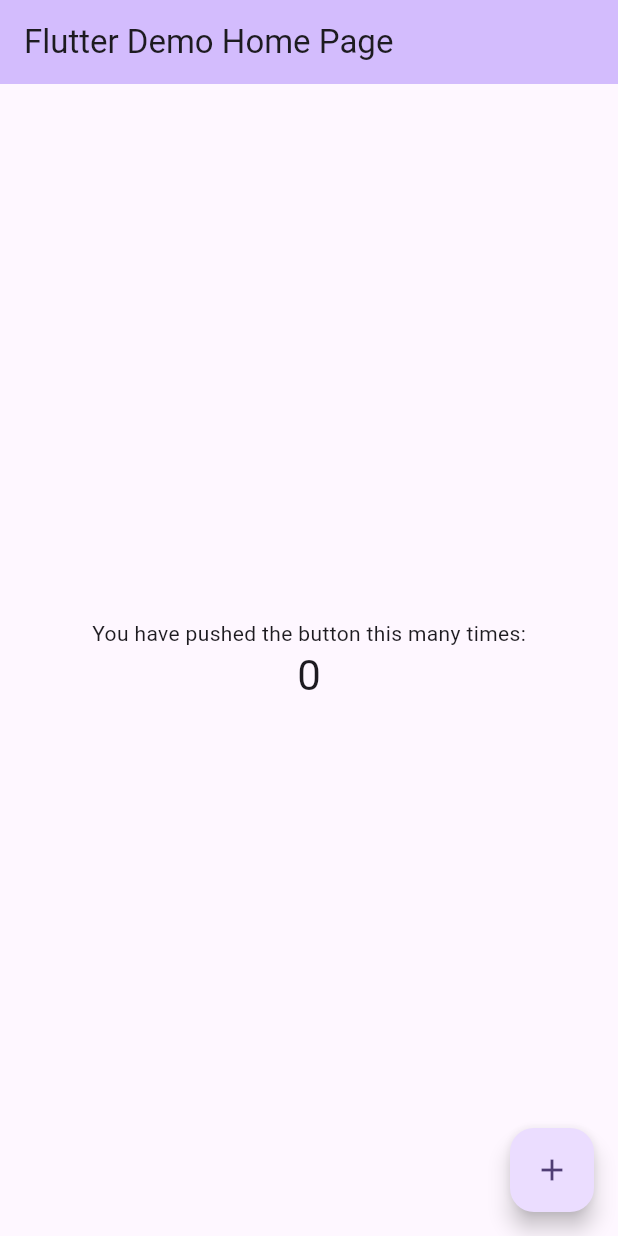
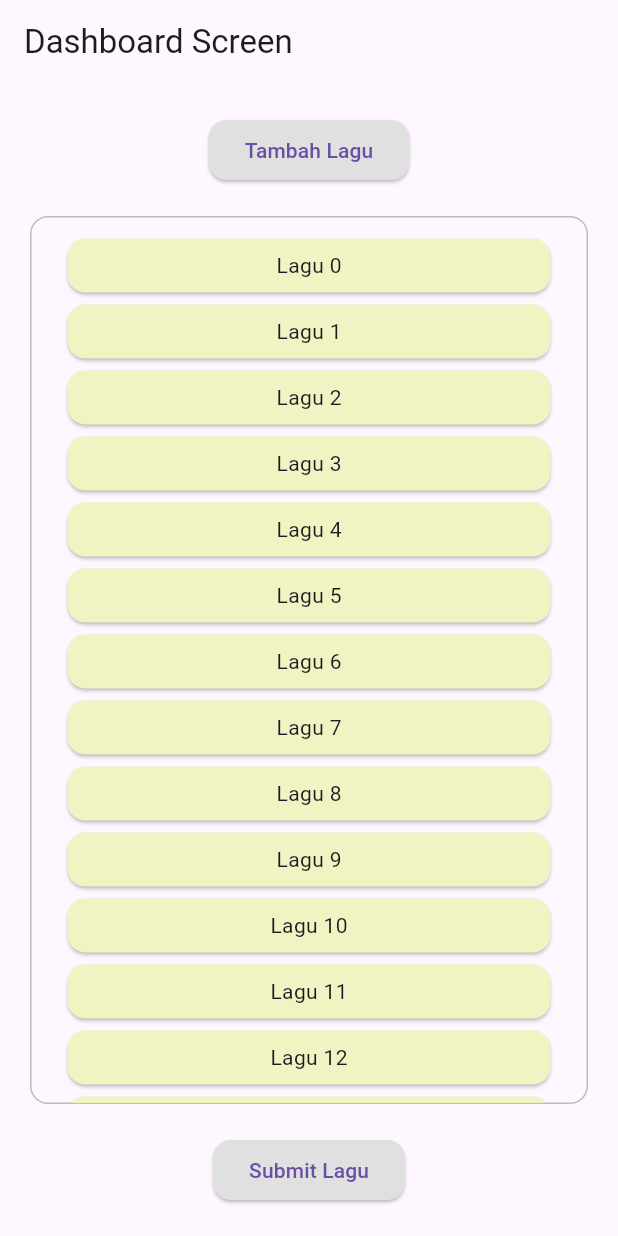
Before and after one commit to Fertilitas/Playlist-Creator, a Flutter app: the screen it shows after launch, on a phone screen of 412 x 824 dp. Run offline on Flutter 3.47's test engine with Material 3 defaults, Android fonts, the phone set to English and light mode, and no system bars.

Commit message:
create dashboard ui and orderable list view

```diff
--- a/lib/main.dart
+++ b/lib/main.dart
@@ -1,4 +1,5 @@
 import 'package:flutter/material.dart';
+import 'package:playlist_creator/presentation/dashboard/screen/dashboard_screen.dart';
 
 void main() {
   runApp(const MyApp());
@@ -7,119 +8,10 @@
 class MyApp extends StatelessWidget {
   const MyApp({super.key});
 
-  // This widget is the root of your application.
   @override
   Widget build(BuildContext context) {
-    return MaterialApp(
-      title: 'Flutter Demo',
-      theme: ThemeData(
-        // This is the theme of your application.
-        //
-        // TRY THIS: Try running your application with "flutter run". You'll see
-        // the application has a purple toolbar. Then, without quitting the app,
-        // try changing the seedColor in the colorScheme below to Colors.green
-        // and then invoke "hot reload" (save your changes or press the "hot
-        // reload" button in a Flutter-supported IDE, or press "r" if you used
-        // the command line to start the app).
-        //
-        // Notice that the counter didn't reset back to zero; the application
-        // state is not lost during the reload. To reset the state, use hot
-        // restart instead.
-        //
-        // This works for code too, not just values: Most code changes can be
-        // tested with just a hot reload.
-        colorScheme: ColorScheme.fromSeed(seedColor: Colors.deepPurple),
-        useMaterial3: true,
-      ),
-      home: const MyHomePage(title: 'Flutter Demo Home Page'),
+    return const MaterialApp(
+      home: DashboardScreen(),
     );
   }
 }
-
-class MyHomePage extends StatefulWidget {
-  const MyHomePage({super.key, required this.title});
-
-  // This widget is the home page of your application. It is stateful, meaning
-  // that it has a State object (defined below) that contains fields that affect
-  // how it looks.
-
-  // This class is the configuration for the state. It holds the values (in this
-  // case the title) provided by the parent (in this case the App widget) and
-  // used by the build method of the State. Fields in a Widget subclass are
-  // always marked "final".
-
-  final String title;
-
-  @override
-  State<MyHomePage> createState() => _MyHomePageState();
-}
-
-class _MyHomePageState extends State<MyHomePage> {
-  int _counter = 0;
-
-  void _incrementCounter() {
-    setState(() {
-      // This call to setState tells the Flutter framework that something has
-      // changed in this State, which causes it to rerun the build method below
-      // so that the display can reflect the updated values. If we changed
-      // _counter without calling setState(), then the build method would not be
-      // called again, and so nothing would appear to happen.
-      _counter++;
-    });
-  }
-
-  @override
-  Widget build(BuildContext context) {
-    // This method is rerun every time setState is called, for instance as done
-    // by the _incrementCounter method above.
-    //
-    // The Flutter framework has been optimized to make rerunning build methods
-    // fast, so that you can just rebuild anything that needs updating rather
-    // than having to individually change instances of widgets.
-    return Scaffold(
-      appBar: AppBar(
-        // TRY THIS: Try changing the color here to a specific color (to
-        // Colors.amber, perhaps?) and trigger a hot reload to see the AppBar
-        // change color while the other colors stay the same.
-        backgroundColor: Theme.of(context).colorScheme.inversePrimary,
-        // Here we take the value from the MyHomePage object that was created by
-        // the App.build method, and use it to set our appbar title.
-        title: Text(widget.title),
-      ),
-      body: Center(
-        // Center is a layout widget. It takes a single child and positions it
-        // in the middle of the parent.
-        child: Column(
-          // Column is also a layout widget. It takes a list of children and
-          // arranges them vertically. By default, it sizes itself to fit its
-          // children horizontally, and tries to be as tall as its parent.
-          //
-          // Column has various properties to control how it sizes itself and
-          // how it positions its children. Here we use mainAxisAlignment to
-          // center the children vertically; the main axis here is the vertical
-          // axis because Columns are vertical (the cross axis would be
-          // horizontal).
-          //
-          // TRY THIS: Invoke "debug painting" (choose the "Toggle Debug Paint"
-          // action in the IDE, or press "p" in the console), to see the
-          // wireframe for each widget.
-          mainAxisAlignment: MainAxisAlignment.center,
-          children: <Widget>[
-            const Text(
-              'You have pushed the button this many times:',
-            ),
-            Text(
-              '$_counter',
-              style: Theme.of(context).textTheme.headlineMedium,
-            ),
-          ],
-        ),
-      ),
-      floatingActionButton: FloatingActionButton(
-        onPressed: _incrementCounter,
-        tooltip: 'Increment',
-        child: const Icon(Icons.add),
-      ), // This trailing comma makes auto-formatting nicer for build methods.
-    );
-  }
-}
--- /dev/null
+++ b/lib/presentation/dashboard/screen/dashboard_screen.dart
@@ -0,0 +1,129 @@
+import 'dart:ui';
+
+import 'package:flutter/material.dart';
+
+class DashboardScreen extends StatefulWidget {
+  const DashboardScreen({super.key});
+
+  @override
+  State<DashboardScreen> createState() => _DashboardScreenState();
+}
+
+class _DashboardScreenState extends State<DashboardScreen> {
+  final List<int> _items = List<int>.generate(50, (int index) => index);
+
+  @override
+  Widget build(BuildContext context) {
+    Widget proxyDecorator(
+        Widget child, int index, Animation<double> animation) {
+      return AnimatedBuilder(
+        animation: animation,
+        builder: (BuildContext context, Widget? child) {
+          final double animValue = Curves.easeInOut.transform(animation.value);
+          final double elevation = lerpDouble(1, 6, animValue)!;
+          final double scale = lerpDouble(1, 1.02, animValue)!;
+          return Transform.scale(
+            scale: scale,
+            child: OrderableCard(
+              data: 'Lagu ${_items[index]}',
+              elevation: elevation,
+            ),
+          );
+        },
+        child: child,
+      );
+    }
+
+    return Scaffold(
+      appBar: AppBar(title: const Text('Dashboard Screen')),
+      body: Padding(
+        padding: const EdgeInsets.all(20),
+        child: Column(
+          children: [
+            ElevatedButton(
+              onPressed: () {},
+              style: ElevatedButton.styleFrom(
+                backgroundColor: Colors.grey.shade300,
+                shape: RoundedRectangleBorder(
+                  borderRadius: BorderRadius.circular(12),
+                ),
+              ),
+              child: const Text('Tambah Lagu'),
+            ),
+            const SizedBox(height: 20),
+            Expanded(
+              child: Container(
+                decoration: BoxDecoration(
+                  border: Border.all(
+                    color: Colors.grey.shade400,
+                  ),
+                  borderRadius: BorderRadius.circular(12),
+                ),
+                child: ReorderableListView.builder(
+                  shrinkWrap: true,
+                  padding:
+                      const EdgeInsets.symmetric(horizontal: 20, vertical: 10),
+                  proxyDecorator: proxyDecorator,
+                  onReorder: (oldIndex, newIndex) {
+                    setState(() {
+                      if (oldIndex < newIndex) {
+                        newIndex -= 1;
+                      }
+                      final int item = _items.removeAt(oldIndex);
+                      _items.insert(newIndex, item);
+                    });
+                    print(_items);
+                  },
+                  itemCount: _items.length,
+                  itemBuilder: (BuildContext context, int index) =>
+                      OrderableCard(
+                    key: Key("$index"),
+                    data: 'Lagu ${_items[index]}',
+                  ),
+                ),
+              ),
+            ),
+            const SizedBox(height: 20),
+            ElevatedButton(
+              onPressed: () {},
+              style: ElevatedButton.styleFrom(
+                backgroundColor: Colors.grey.shade300,
+                shape: RoundedRectangleBorder(
+                  borderRadius: BorderRadius.circular(12),
+                ),
+              ),
+              child: const Text('Submit Lagu'),
+            ),
+          ],
+        ),
+      ),
+    );
+  }
+}
+
+class OrderableCard extends StatelessWidget {
+  const OrderableCard({
+    super.key,
+    required this.data,
+    this.elevation,
+  });
+  final String data;
+  final double? elevation;
+
+  @override
+  Widget build(BuildContext context) {
+    return Card(
+      elevation: elevation,
+      color: Colors.lime.shade100,
+      child: Container(
+        padding: const EdgeInsets.symmetric(
+          horizontal: 20,
+          vertical: 8,
+        ),
+        child: Center(
+          child: Text(data),
+        ),
+      ),
+    );
+  }
+}
```
